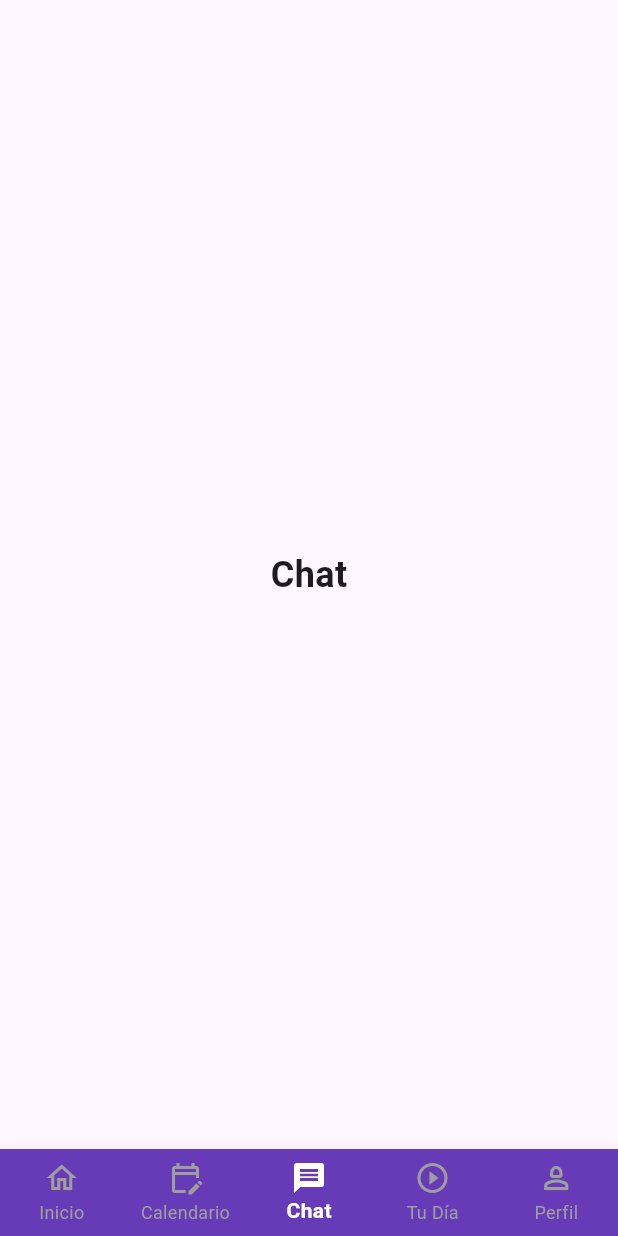
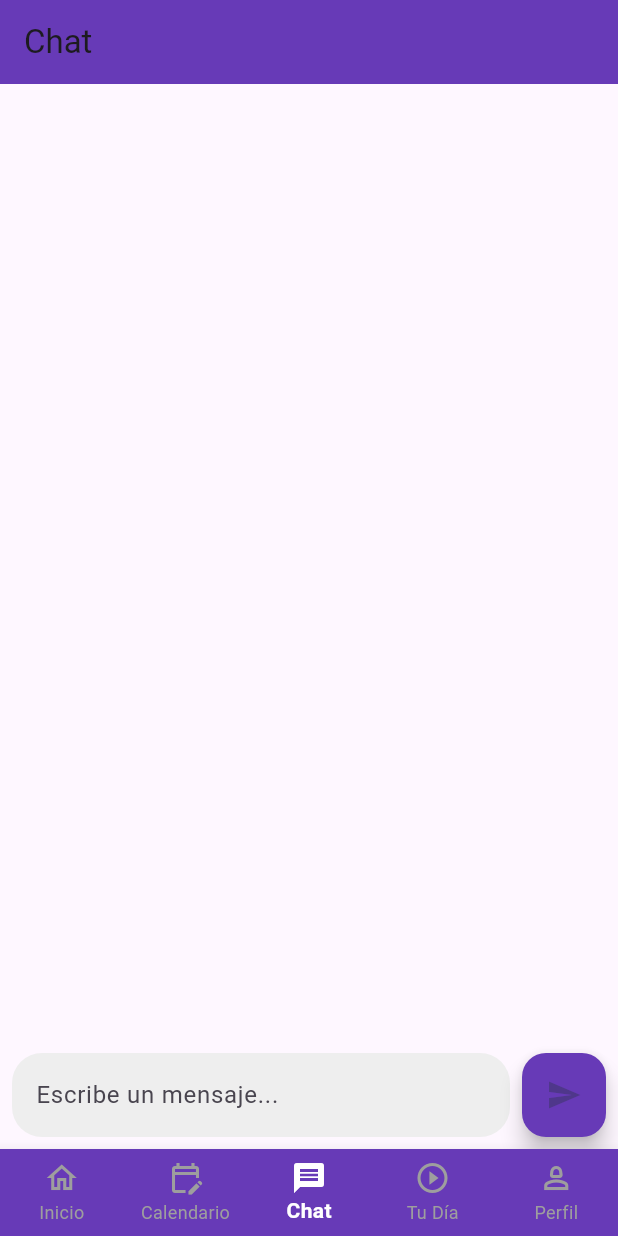
Before and after one commit to Santiago2132/maizfront, a Flutter app: the screen it shows after launch, item 3 of the bottom bar chosen, on a phone screen of 412 x 824 dp. Run offline on Flutter 3.47's test engine with Material 3 defaults, Android fonts, the phone set to English and light mode, and no system bars.

Commit message:
chat base front

```diff
--- /dev/null
+++ b/maiz_app/lib/data/services/chat_service.dart
@@ -0,0 +1,45 @@
+import 'dart:convert';
+import 'package:http/http.dart' as http;
+
+class ChatService {
+  // URL simulada del servicio
+  static const String baseUrl = 'https://jsonplaceholder.typicode.com/posts';
+
+  // Función para enviar un mensaje (input)
+  Future<void> sendMessage(String message) async {
+    try {
+      final response = await http.post(
+        Uri.parse(baseUrl),
+        headers: {'Content-Type': 'application/json'},
+        body: json.encode({'message': message}), // cuando sirva la API
+      );
+
+      if (response.statusCode == 201) {
+        print('Mensaje enviado: ${response.body}');
+      } else {
+        throw Exception('Error al enviar el mensaje');
+      }
+    } catch (e) {
+      print('Error al enviar el mensaje: $e');
+    }
+  }
+
+  // Función para recibir/responder un mensaje (simulación - aqui va lo de IA)
+  Future<String> receiveMessage() async {
+    try {
+      final response = await http.get(Uri.parse(baseUrl));
+
+      if (response.statusCode == 200) {
+        //  mensaje de respuesta del servidor
+        var responseData = json.decode(response.body);
+        //return 'Respuesta: ${responseData[0]['title']}';  // cuando la respuesta sirva :)
+        return 'Respuesta: ${'Te habla tu chat emocional'}';
+      } else {
+        throw Exception('Error al recibir el mensaje');
+      }
+    } catch (e) {
+      print('Error al recibir el mensaje: $e');
+      return 'Error al recibir el mensaje';
+    }
+  }
+}
--- a/maiz_app/lib/main.dart
+++ b/maiz_app/lib/main.dart
@@ -38,7 +38,7 @@ class _MainScreenState extends State<MainScreen> {
   final List<Widget> _screens = [
     const HomeScreen(),
     const CalendarScreen(),
-    const ChatScreen(),
+     ChatScreen(),
     const YourDayScreen(),
     const ProfileScreen()
   ];
--- a/maiz_app/lib/screens/chat/chat_screen.dart
+++ b/maiz_app/lib/screens/chat/chat_screen.dart
@@ -1,16 +1,56 @@
 import 'package:flutter/material.dart';
+import 'package:maiz_app/data/services/chat_service.dart';
+import 'package:maiz_app/widgets/message_input.dart';
+import 'package:maiz_app/widgets/message_list.dart';
 
-class ChatScreen extends StatelessWidget {
-  const ChatScreen({super.key});
+class ChatScreen extends StatefulWidget {
+  @override
+  _ChatScreenState createState() => _ChatScreenState();
+}
+
+class _ChatScreenState extends State<ChatScreen> {
+  final List<String> _messages = [];
+  final List<bool> _isUserMessage = []; // Lista para controlar si el mensaje es del usuario
+  final ChatService _chatService = ChatService(); // Instanciamos el servicio
+
+  // Función para enviar el mensaje
+  void _sendMessage(String message) async {
+    if (message.isNotEmpty) {
+      setState(() {
+        _messages.add(message); // Añadimos el mensaje del usuario
+        _isUserMessage.add(true); // Añadimos 'true' indicando que es un mensaje del usuario
+      });
+
+      // Enviar el mensaje usando el servicio
+      await _chatService.sendMessage(message);
+
+      // Recibir un mensaje del "bot"
+      String response = await _chatService.receiveMessage();
+      setState(() {
+        _messages.add(response); // Añadimos la respuesta del bot
+        _isUserMessage.add(false); // Añadimos 'false' indicando que es un mensaje del bot
+      });
+    }
+  }
 
   @override
   Widget build(BuildContext context) {
     return Scaffold(
-      body: Center(
-        child: Text(
-          'Chat',
-          style: TextStyle(fontSize: 24, fontWeight: FontWeight.bold),
-        ),
+      appBar: AppBar(
+        title: const Text('Chat'),
+        backgroundColor: Colors.deepPurple, // Personaliza el color del AppBar
+      ),
+      body: Column(
+        children: <Widget>[
+          // Aseguramos que los mensajes se muestren hacia abajo
+          Expanded(
+            child: MessageList(
+              messages: _messages,
+              isUserMessage: _isUserMessage, // Pasamos la lista de si es mensaje del usuario
+            ), // Lista de mensajes
+          ),
+          MessageInput(onSend: _sendMessage), // Caja de entrada de mensajes
+        ],
       ),
     );
   }
--- /dev/null
+++ b/maiz_app/lib/widgets/message_input.dart
@@ -0,0 +1,43 @@
+import 'package:flutter/material.dart';
+
+class MessageInput extends StatelessWidget {
+  final Function(String) onSend; // Recibe la función para enviar el mensaje
+
+  const MessageInput({super.key, required this.onSend});
+
+  @override
+  Widget build(BuildContext context) {
+    final TextEditingController _controller = TextEditingController();
+
+    return Padding(
+      padding: const EdgeInsets.all(8.0),
+      child: Row(
+        children: <Widget>[
+          Expanded(
+            child: TextField(
+              controller: _controller,
+              decoration: InputDecoration(
+                hintText: 'Escribe un mensaje...',
+                filled: true,
+                fillColor: Colors.grey[200],
+                border: OutlineInputBorder(
+                  borderRadius: BorderRadius.circular(20.0),
+                  borderSide: BorderSide.none,
+                ),
+              ),
+            ),
+          ),
+          const SizedBox(width: 8.0),
+          FloatingActionButton(
+            onPressed: () {
+              onSend(_controller.text); // Llama a la función onSend cuando se presiona el botón
+              _controller.clear(); // Limpia el campo de texto después de enviar
+            },
+            child: const Icon(Icons.send),
+            backgroundColor: Colors.deepPurple,
+          ),
+        ],
+      ),
+    );
+  }
+}
--- /dev/null
+++ b/maiz_app/lib/widgets/message_list.dart
@@ -0,0 +1,38 @@
+import 'package:flutter/material.dart';
+
+class MessageList extends StatelessWidget {
+  final List<String> messages;
+  final List<bool> isUserMessage; // Lista que indica si es un mensaje del usuario
+
+  const MessageList({super.key, required this.messages, required this.isUserMessage});
+
+  @override
+  Widget build(BuildContext context) {
+    return ListView.builder(
+      itemCount: messages.length,
+      itemBuilder: (context, index) {
+        return _buildMessageBubble(messages[index], isUserMessage[index]);
+      },
+    );
+  }
+
+  Widget _buildMessageBubble(String message, bool isUserMessage) {
+    return Padding(
+      padding: const EdgeInsets.symmetric(vertical: 4.0, horizontal: 8.0),
+      child: Align(
+        alignment: isUserMessage ? Alignment.centerRight : Alignment.centerLeft, // Alinea a la derecha o izquierda
+        child: Container(
+          padding: const EdgeInsets.all(12.0),
+          decoration: BoxDecoration(
+            color: isUserMessage ? Colors.deepPurple[200] : Colors.grey[300], // Color diferente para el usuario y el bot
+            borderRadius: BorderRadius.circular(12.0),
+          ),
+          child: Text(
+            message,
+            style: const TextStyle(fontSize: 16.0),
+          ),
+        ),
+      ),
+    );
+  }
+}
--- a/maiz_app/pubspec.yaml
+++ b/maiz_app/pubspec.yaml
@@ -30,6 +30,7 @@ environment:
 dependencies:
   flutter:
     sdk: flutter
+  http: ^1.2.0  # Añade esta línea con la versión que desees
 
   # The following adds the Cupertino Icons font to your application.
   # Use with the CupertinoIcons class for iOS style icons.
```
Also changed, not shown: maiz_app/lib/routing/router.dart (+34 -0 lines), maiz_app/pubspec.lock.
